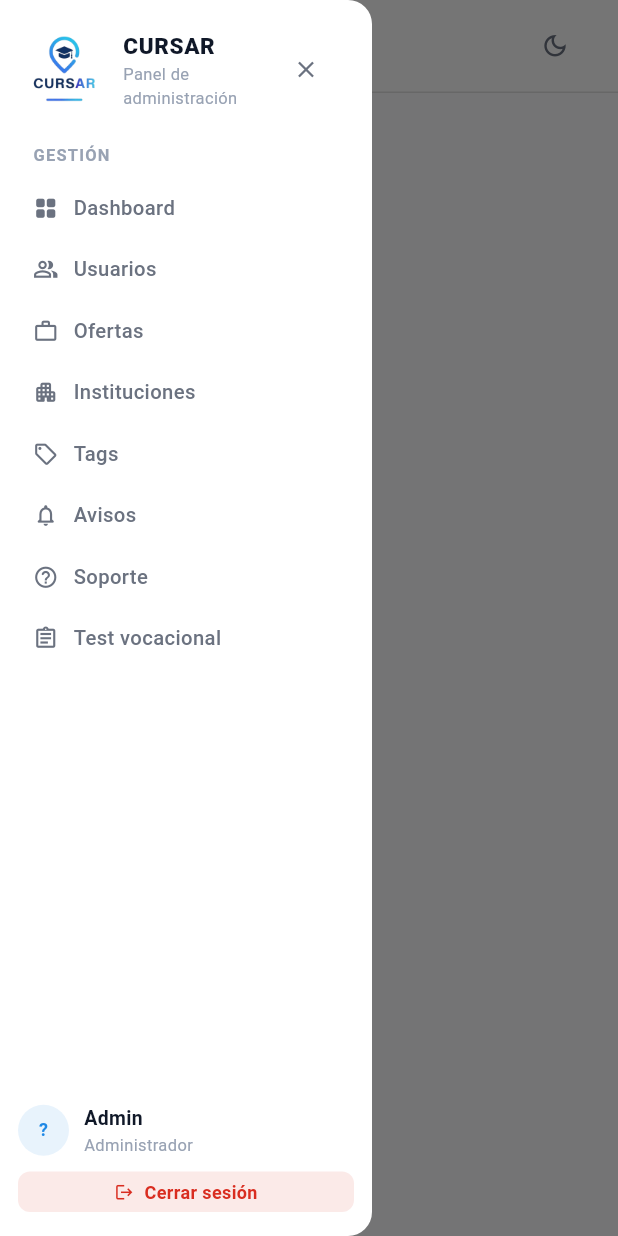
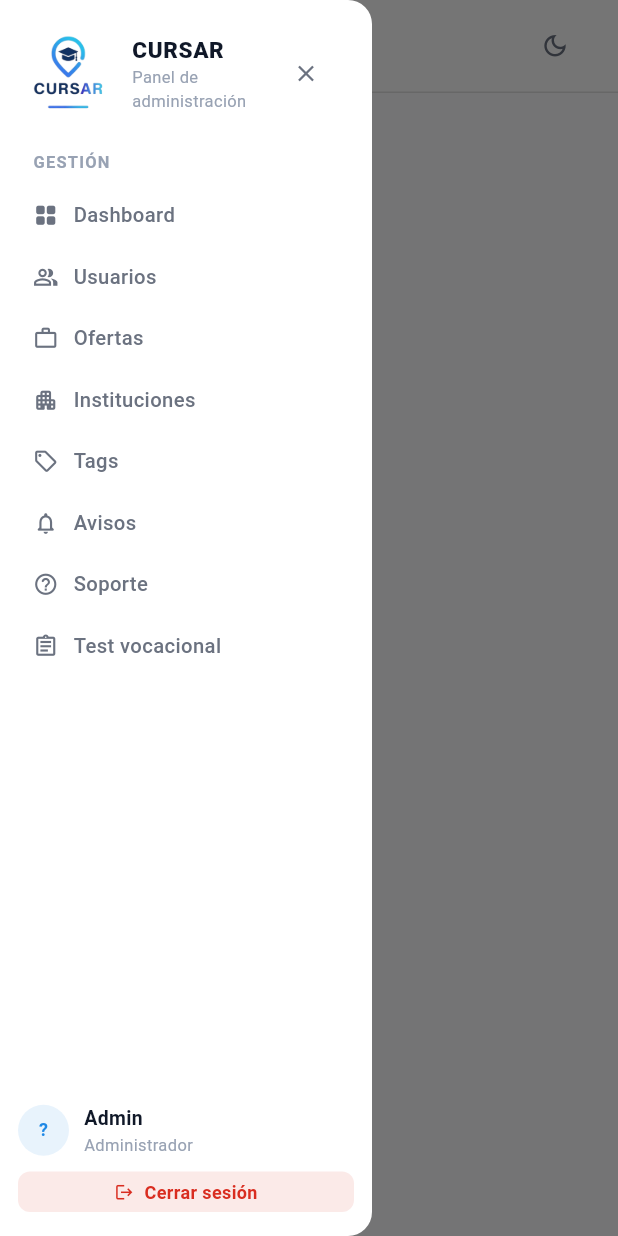
Before and after one commit to MVQuinteros/PanelAdministracionCursar, a Flutter app: the AppShell screen opened directly with empty values, with the side drawer open, on a phone screen of 412 x 824 dp. Run offline on Flutter 3.47's test engine with Material 3 defaults, Android fonts, the phone set to English and light mode, and no system bars; our stand-ins replace cloud_firestore, firebase_auth, firebase_core, fl_chart, flutter_riverpod, go_router and 2 more; missing offline and left inert: dart:js_interop; accounts and stored records are empty; statements that could not run were skipped.

Commit message:
sidebar: logo del marco 52 a 58 y favicon nuevo con icono.png

```diff
--- a/lib/features/shell/app_shell.dart
+++ b/lib/features/shell/app_shell.dart
@@ -138,11 +138,11 @@ class _Sidebar extends StatelessWidget {
           child: Row(
             children: [
               ClipRRect(
-                  borderRadius: BorderRadius.circular(10),
+                  borderRadius: BorderRadius.circular(12),
                   child: Image.asset(
                     'assets/logoCursar.png',
-                    width: 52,
-                    height: 52,
+                    width: 58,
+                    height: 58,
                     fit: BoxFit.cover,
                   ),
                 ),
```
Also changed, not shown: 2 other files.
